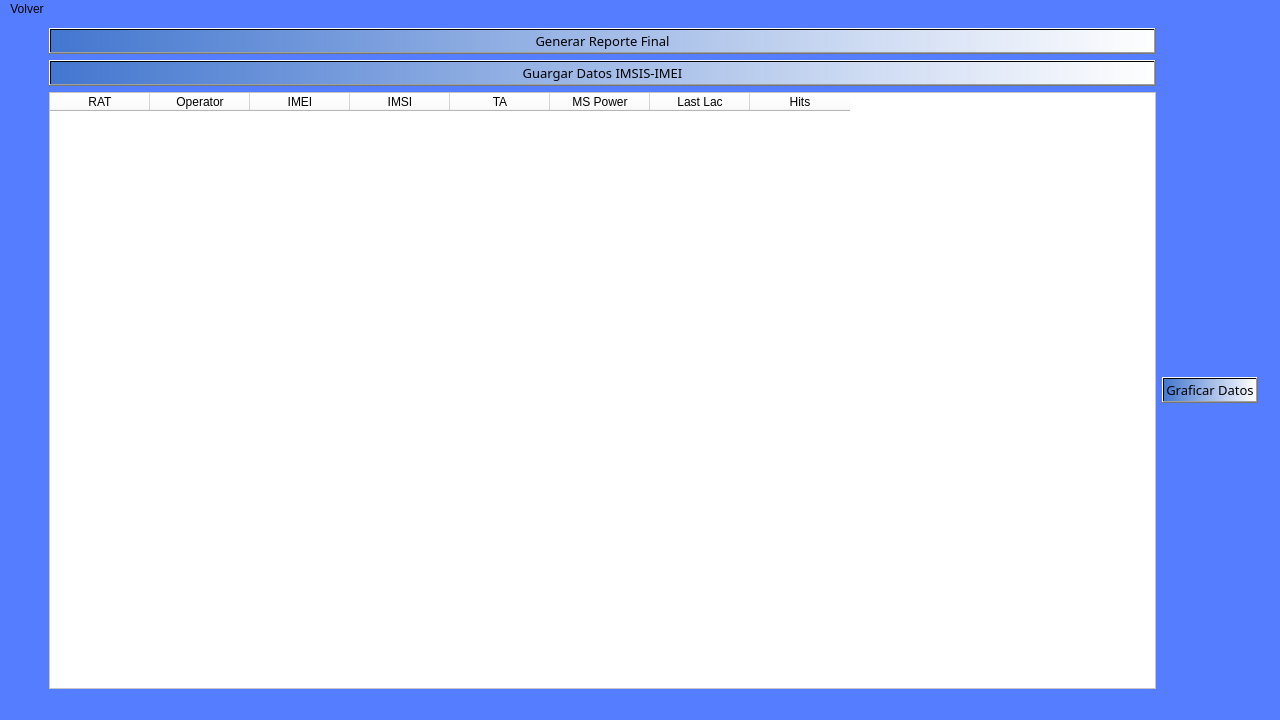
Old version of the form Interfaz/UI/VistaAnalisisDatos.ui in the repository Dumaru/ExcelReports.
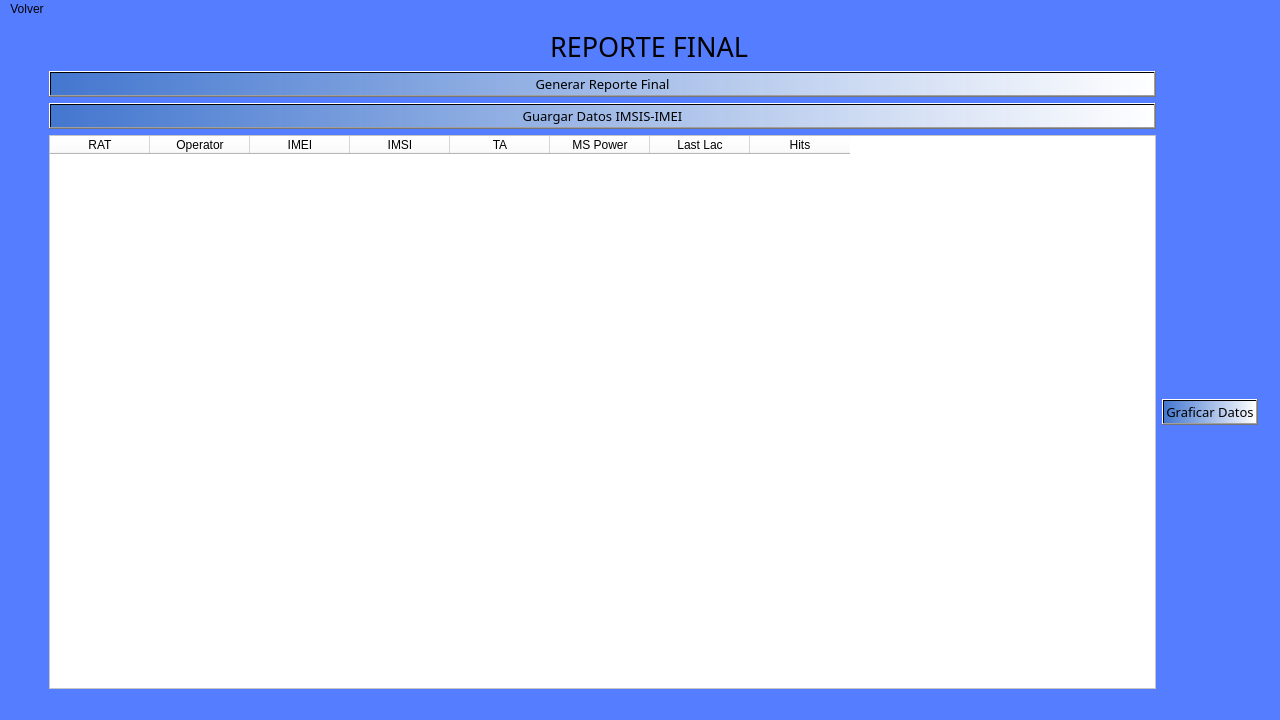
New version of the form. Icons and pictures are not drawn.

```diff
--- a/Interfaz/UI/VistaAnalisisDatos.ui
+++ b/Interfaz/UI/VistaAnalisisDatos.ui
@@ -186,6 +186,19 @@
         </property>
        </widget>
       </item>
+      <item row="1" column="0" alignment="Qt::AlignHCenter">
+       <widget class="QLabel" name="label_2">
+        <property name="font">
+         <font>
+          <family>Agency FB</family>
+          <pointsize>20</pointsize>
+         </font>
+        </property>
+        <property name="text">
+         <string>REPORTE FINAL </string>
+        </property>
+       </widget>
+      </item>
      </layout>
     </item>
     <item row="0" column="0">
```
